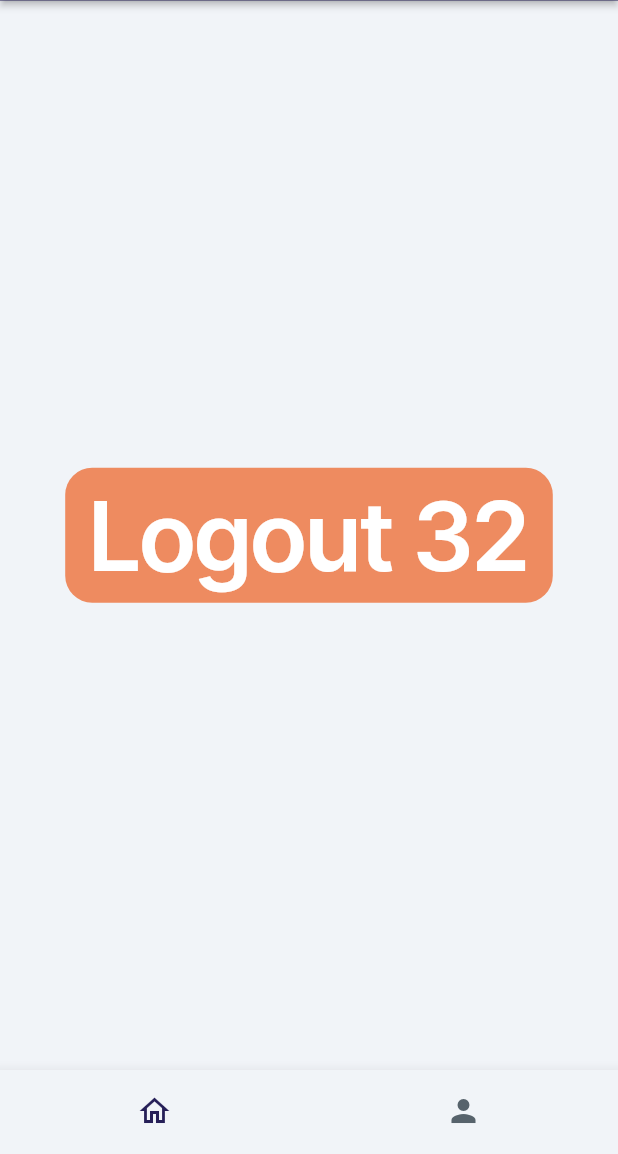
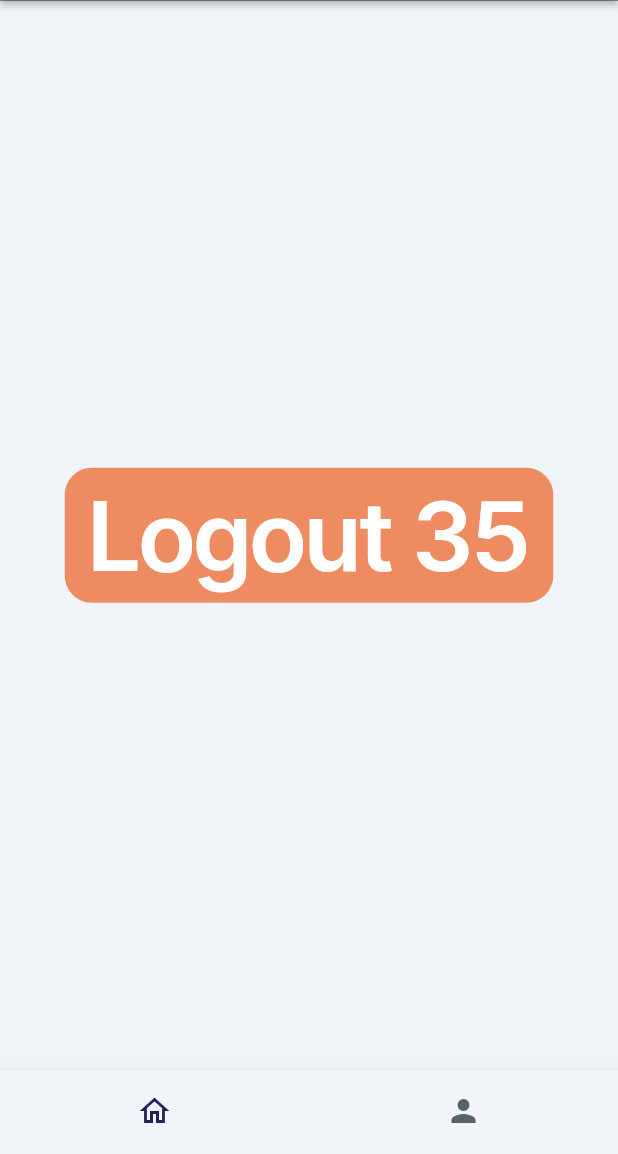
Before and after one commit to ffhr/FlutterFlowBenchmark, a Flutter app: the screen it shows once a user with an empty profile is signed in, on a phone screen of 412 x 824 dp, the part 82-1236 px from its top. Run offline on Flutter 3.47's test engine with Material 3 defaults, Android fonts, the phone set to English and light mode, and no system bars; drawn by our look-alikes of auto_size_text; our stand-ins replace firebase_auth, firebase_core, font_awesome_flutter, from_css_color, go_router, google_fonts and 6 more; missing offline and left inert: json_path; accounts and stored records are empty; statements that could not run were skipped.

Commit message:
Updating to latest FlutterFlow output.

```diff
--- a/lib/pages/home_page/home_page_widget.dart
+++ b/lib/pages/home_page/home_page_widget.dart
@@ -78,7 +78,7 @@ class _HomePageWidgetState extends State<HomePageWidget> {
 
                     context.goNamedAuth('LoginPage', context.mounted);
                   },
-                  text: 'Logout 32',
+                  text: 'Logout 35',
                   options: FFButtonOptions(
                     height: 90.0,
                     padding:
```
